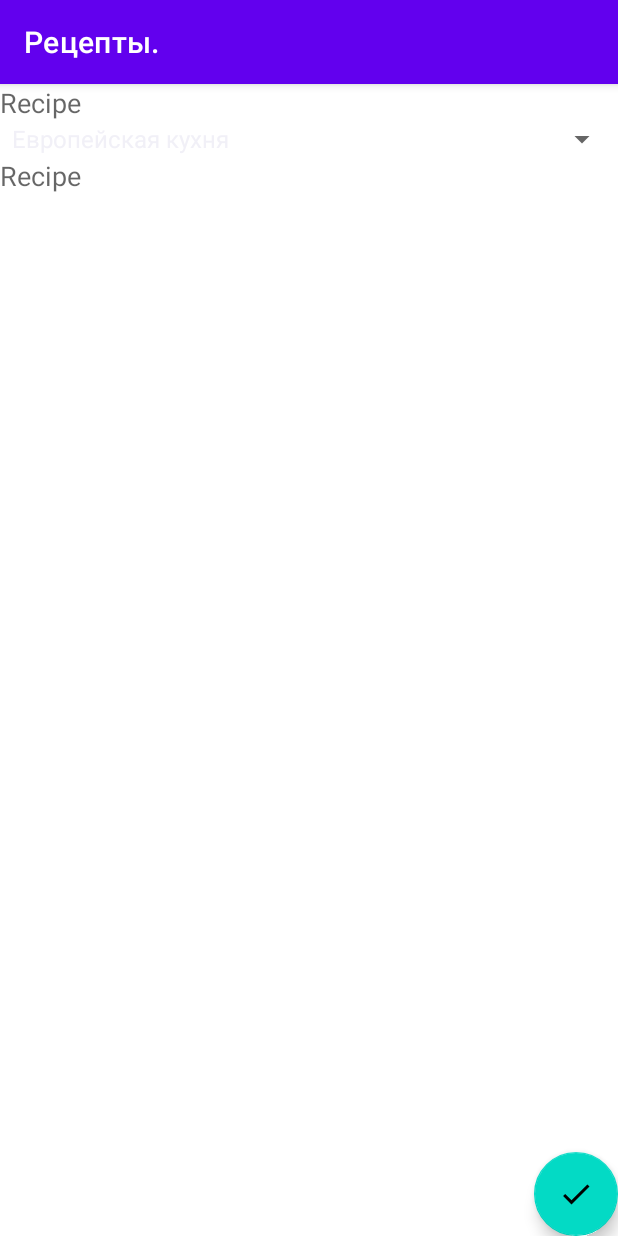
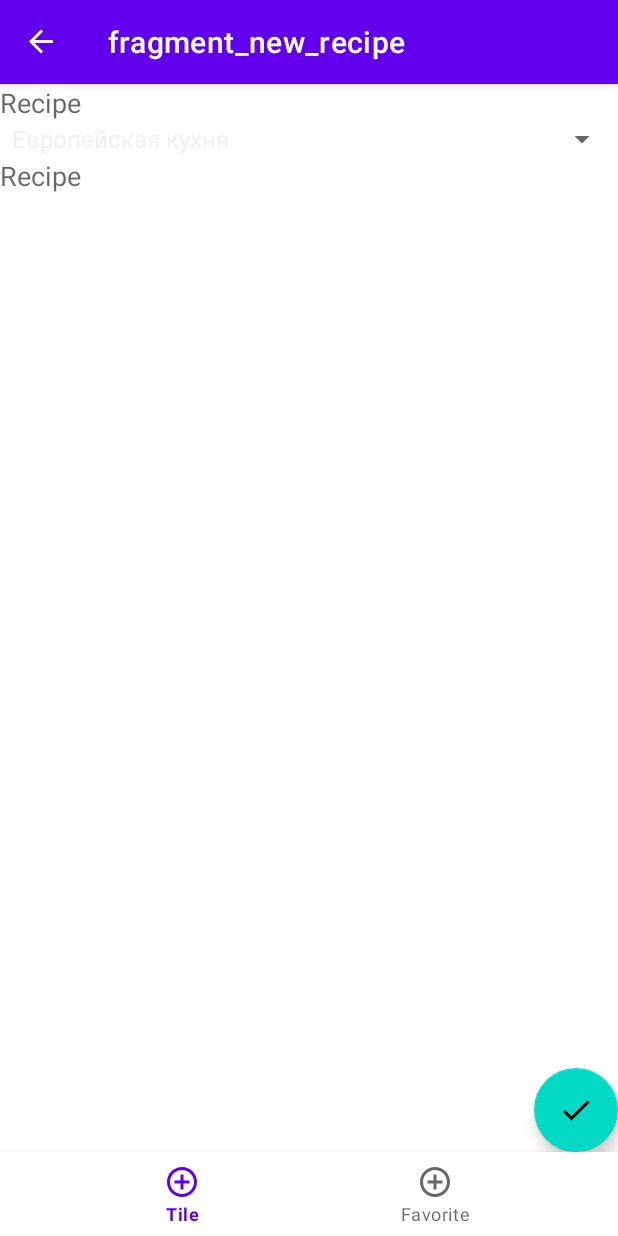
Before and after one commit to mihals/diploma1, an Android app: the fragment NewRecipeFragment placed in its activity, on a phone screen of 412 x 824 dp. Run offline under Robolectric (Android 15) with nearby library versions, the phone set to English and light mode, and no system bars; our stand-ins replace Room's generated code, navigation-ui; 3 statements that could not run were skipped.

Commit message:
with bottom nav and search

```diff
--- /dev/null
+++ b/app/src/main/java/ru/netology/diploma/FavoriteFragment.kt
@@ -0,0 +1,28 @@
+package ru.netology.diploma
+
+import android.os.Bundle
+import android.view.LayoutInflater
+import android.view.View
+import android.view.ViewGroup
+import androidx.fragment.app.Fragment
+import androidx.fragment.app.activityViewModels
+
+
+class FavoriteFragment : Fragment() {
+    private val viewModel:RecipeViewModel by activityViewModels ()
+
+    override fun onCreate(savedInstanceState: Bundle?) {
+        super.onCreate(savedInstanceState)
+
+    }
+
+    override fun onCreateView(
+        inflater: LayoutInflater, container: ViewGroup?,
+        savedInstanceState: Bundle?
+    ): View? {
+        // Inflate the layout for this fragment
+        return inflater.inflate(R.layout.fragment_favorite, container, false)
+    }
+
+
+}
--- a/app/src/main/java/ru/netology/diploma/MainActivity.kt
+++ b/app/src/main/java/ru/netology/diploma/MainActivity.kt
@@ -3,11 +3,42 @@ package ru.netology.diploma
 import android.os.Bundle
 import androidx.activity.viewModels
 import androidx.appcompat.app.AppCompatActivity
+import androidx.navigation.NavController
+import androidx.navigation.fragment.NavHostFragment
+import androidx.navigation.ui.AppBarConfiguration
+import androidx.navigation.ui.navigateUp
+import androidx.navigation.ui.setupActionBarWithNavController
+import androidx.navigation.ui.setupWithNavController
+import com.google.android.material.bottomnavigation.BottomNavigationView
 
 class MainActivity : AppCompatActivity(R.layout.activity_main) {
     private val viewModel:RecipeViewModel by viewModels ()
+    private lateinit var navController: NavController
+    private lateinit var appBarConfiguration: AppBarConfiguration
+
     override fun onCreate(savedInstanceState: Bundle?) {
         super.onCreate(savedInstanceState)
+        setContentView(R.layout.activity_main)
+        //setSupportActionBar(findViewById(R.id.bottom_nav))
+//        var isVis:Boolean
+//        val myBottomBar:BottomNavigationView = findViewById(R.id.bottom_nav)
+//        myBottomBar.setOnItemSelectedListener {item ->
+//            when(item.itemId){
+//                R.id.details_page_fragment ->
+//                isVis = myBottomBar.isVisible
+//
+//            }
+//            true
+//        }
+
+        val navHostFragment =
+            supportFragmentManager.findFragmentById(R.id.nav_host_fragment) as NavHostFragment
+        navController = navHostFragment.navController
+        findViewById<BottomNavigationView>(R.id.bottom_nav)
+            .setupWithNavController(navController)
+
+        appBarConfiguration = AppBarConfiguration(setOf(R.id.nav_main,R.id.nav_favorite))
+        setupActionBarWithNavController(navController,appBarConfiguration)
 //        setContentView(R.layout.activity_searchable)
 //        if (Intent.ACTION_SEARCH == intent.action) {
 //            intent.getStringExtra(SearchManager.QUERY)?.also { query ->
@@ -15,6 +46,7 @@ class MainActivity : AppCompatActivity(R.layout.activity_main) {
 //            }
 //        }
     }
-    val kitchenKind = KitchenKindEnum.Asian
-    //private val viewModel:RecipeViewModel by viewModels()
+    override fun onSupportNavigateUp(): Boolean {
+        return navController.navigateUp(appBarConfiguration)
+    }
 }
--- a/app/src/main/java/ru/netology/diploma/RecipeListFragment.kt
+++ b/app/src/main/java/ru/netology/diploma/RecipeListFragment.kt
@@ -27,12 +27,15 @@ class RecipeListFragment : Fragment() {
 
     override fun onCreate(savedInstanceState: Bundle?) {
         super.onCreate(savedInstanceState)
+        //val bottomBar:BottomAppBar = find
+        //(activity as AppCompatActivity).setSupportActionBar(mToolbar)
         viewModel.changeKitchenKindEvent.observe(this) {
-            findNavController().run {
-                popBackStack()
-                navigate(R.id.recipeListFragment)
-                setHasOptionsMenu(false)
-            }
+            RecipeAdapter(viewModel).notifyDataSetChanged()
+//            findNavController().run {
+//                popBackStack()
+//                navigate(R.id.recipeListFragment)
+//                setHasOptionsMenu(false)
+//            }
         }
         viewModel.navigateToSingleRecipeFragmentEvent
             .observe(this){recipeId ->
--- a/app/src/main/java/ru/netology/diploma/RecipeRepository.kt
+++ b/app/src/main/java/ru/netology/diploma/RecipeRepository.kt
@@ -1,6 +1,7 @@
 package ru.netology.diploma
 //import Collections.kt
 
+import androidx.lifecycle.MutableLiveData
 import androidx.lifecycle.Transformations
 import ru.netology.diploma.room.RecipeDao
 import ru.netology.diploma.room.toEntity
@@ -14,19 +15,19 @@ class RecipeRepository(
 
     var data = ( Transformations.map(dao.getAll()){ entities ->
         entities.map{it.toModel()}
-    })
+    }) as MutableLiveData<List<Recipe>>
 
     fun getByKitchenId(id: Int) {
         if (id == 0) {
             data = (Transformations.map(dao.getAll()) { entities ->
                 entities.map { it.toModel() }
-            })
+            } as MutableLiveData<List<Recipe>>)
             return
         }
 
         data = (Transformations.map(dao.getByKitchenId(id-1)) { entities ->
             entities.map { it.toModel() }
-        })
+        } as MutableLiveData<List<Recipe>>)
     }
 
     fun save(recipe: Recipe){
--- a/app/src/main/res/layout/activity_main.xml
+++ b/app/src/main/res/layout/activity_main.xml
@@ -1,12 +1,25 @@
 <?xml version="1.0" encoding="utf-8"?>
-<androidx.fragment.app.FragmentContainerView xmlns="http://schemas.android.com/apk/res-auto"
+<LinearLayout xmlns:app="http://schemas.android.com/apk/res-auto"
     xmlns:android="http://schemas.android.com/apk/res/android"
     xmlns:tools="http://schemas.android.com/tools"
-    xmlns:app="http://schemas.android.com/apk/res-auto"
-    android:id="@+id/nav_host_fragment"
-    android:name="androidx.navigation.fragment.NavHostFragment"
+    android:layout_height="match_parent"
     android:layout_width="match_parent"
-    android:layout_height="match_parent"
-    app:defaultNavHost="true"
-    app:navGraph="@navigation/nav_main"
-    tools:context=".MainActivity"/>
+    android:orientation="vertical"   >
+
+    <androidx.fragment.app.FragmentContainerView
+        android:id="@+id/nav_host_fragment"
+        android:name="androidx.navigation.fragment.NavHostFragment"
+        android:layout_width="match_parent"
+        android:layout_height="0dp"
+        android:layout_weight="1"
+        app:defaultNavHost="true"
+        app:navGraph="@navigation/nav_graph"
+        tools:context=".MainActivity" />
+
+    <com.google.android.material.bottomnavigation.BottomNavigationView
+        android:id="@+id/bottom_nav"
+        app:menu="@menu/menu_bottom_nav"
+        android:layout_height="wrap_content"
+        android:layout_width="match_parent"
+        />
+</LinearLayout>
--- /dev/null
+++ b/app/src/main/res/layout/fragment_favorite.xml
@@ -0,0 +1,14 @@
+<?xml version="1.0" encoding="utf-8"?>
+<FrameLayout xmlns:android="http://schemas.android.com/apk/res/android"
+    xmlns:tools="http://schemas.android.com/tools"
+    android:layout_width="match_parent"
+    android:layout_height="match_parent"
+    tools:context=".FavoriteFragment">
+
+    <!-- TODO: Update blank fragment layout -->
+    <TextView
+        android:layout_width="match_parent"
+        android:layout_height="match_parent"
+        android:text="@string/hello_blank_fragment" />
+
+</FrameLayout>
--- a/app/src/main/res/layout/fragment_recipe_list.xml
+++ b/app/src/main/res/layout/fragment_recipe_list.xml
@@ -33,6 +33,7 @@
         tools:layout_editor_absoluteX="0dp"
         tools:listitem="@layout/recipe" />
 
+
     <com.google.android.material.floatingactionbutton.FloatingActionButton
         android:id="@+id/fab"
         android:layout_width="wrap_content"
--- /dev/null
+++ b/app/src/main/res/menu/menu_bottom_nav.xml
@@ -0,0 +1,13 @@
+<?xml version="1.0" encoding="utf-8"?>
+<menu xmlns:android="http://schemas.android.com/apk/res/android">
+    <item
+        android:id="@+id/nav_main"
+        android:icon="@drawable/ic_baseline_add_circle_outline_24"
+        android:enabled="true"
+        android:title="Tile" />
+    <item
+        android:id="@+id/nav_favorite"
+        android:icon="@drawable/ic_baseline_add_circle_outline_24"
+        android:enabled="true"
+        android:title="Favorite" />
+</menu>
--- /dev/null
+++ b/app/src/main/res/navigation/nav_favorite.xml
@@ -0,0 +1,13 @@
+<?xml version="1.0" encoding="utf-8"?>
+<navigation xmlns:android="http://schemas.android.com/apk/res/android"
+    xmlns:app="http://schemas.android.com/apk/res-auto"
+    xmlns:tools="http://schemas.android.com/tools"
+    app:startDestination="@id/favoriteFragment"
+    android:id="@+id/nav_favorite">
+    <fragment
+        android:id="@+id/favoriteFragment"
+        android:name="ru.netology.diploma.FavoriteFragment"
+        android:label="fragment_new_recipe"
+        tools:layout="@layout/fragment_favorite"/>
+
+</navigation>
--- /dev/null
+++ b/app/src/main/res/navigation/nav_graph.xml
@@ -0,0 +1,8 @@
+<?xml version="1.0" encoding="utf-8"?>
+<navigation xmlns:android="http://schemas.android.com/apk/res/android"
+    xmlns:app="http://schemas.android.com/apk/res-auto"
+    android:id="@+id/nav_graph"
+    app:startDestination="@+id/nav_favorite">
+    <include app:graph="@navigation/nav_main"/>
+    <include app:graph="@navigation/nav_favorite"/>
+</navigation>
--- a/app/src/main/res/navigation/nav_main.xml
+++ b/app/src/main/res/navigation/nav_main.xml
@@ -39,4 +39,5 @@
             android:id="@+id/action_singleRecipeFragment_to_newRecipeFragment"
             app:destination="@id/newRecipeFragment" />
     </fragment>
+
 </navigation>
```
